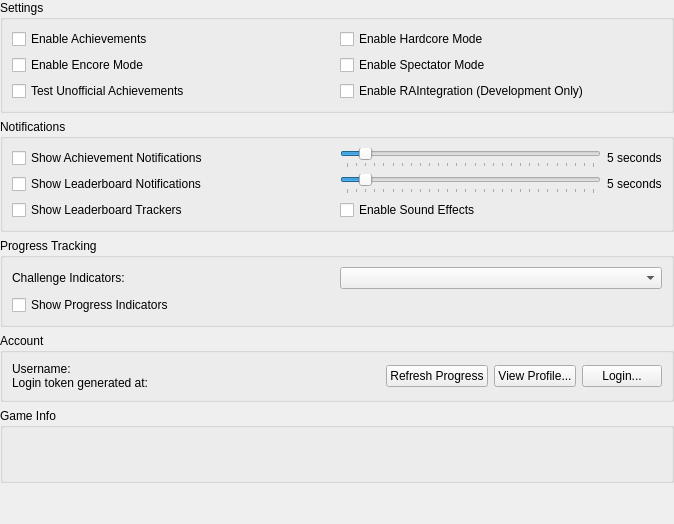
Above: src/duckstation-qt/achievementsettingswidget.ui from stenzek/duckstation before the change. Below: the same form after it.
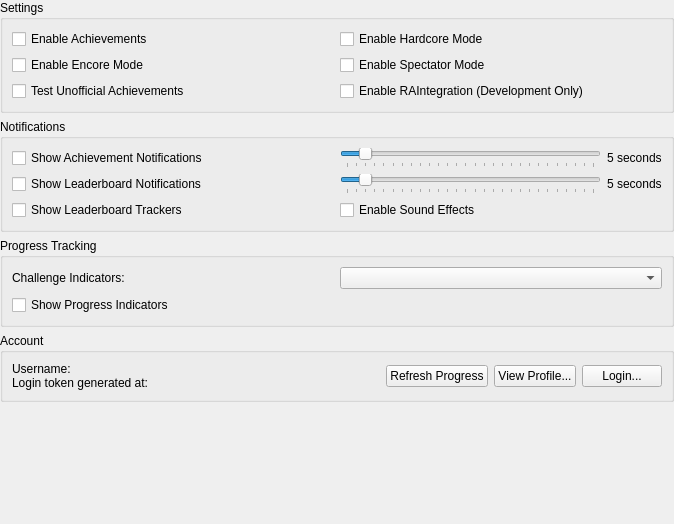
That is the form after the change.

Commit message:
Qt: Remove game info from settings
Doesn't belong here, and I need the space.

Diff of the .ui file:
```diff
--- a/src/duckstation-qt/achievementsettingswidget.ui
+++ b/src/duckstation-qt/achievementsettingswidget.ui
@@ -273,28 +273,6 @@
      </layout>
     </widget>
    </item>
-   <item>
-    <widget class="QGroupBox" name="gameInfoBox">
-     <property name="minimumSize">
-      <size>
-       <width>0</width>
-       <height>75</height>
-      </size>
-     </property>
-     <property name="title">
-      <string>Game Info</string>
-     </property>
-     <layout class="QGridLayout" name="gridLayout_3">
-      <item row="0" column="0">
-       <widget class="QLabel" name="gameInfo">
-        <property name="alignment">
-         <set>Qt::AlignmentFlag::AlignLeading|Qt::AlignmentFlag::AlignLeft|Qt::AlignmentFlag::AlignTop</set>
-        </property>
-       </widget>
-      </item>
-     </layout>
-    </widget>
-   </item>
    <item>
     <spacer name="verticalSpacer">
      <property name="orientation">
```
The commit also changes 8 other files.
